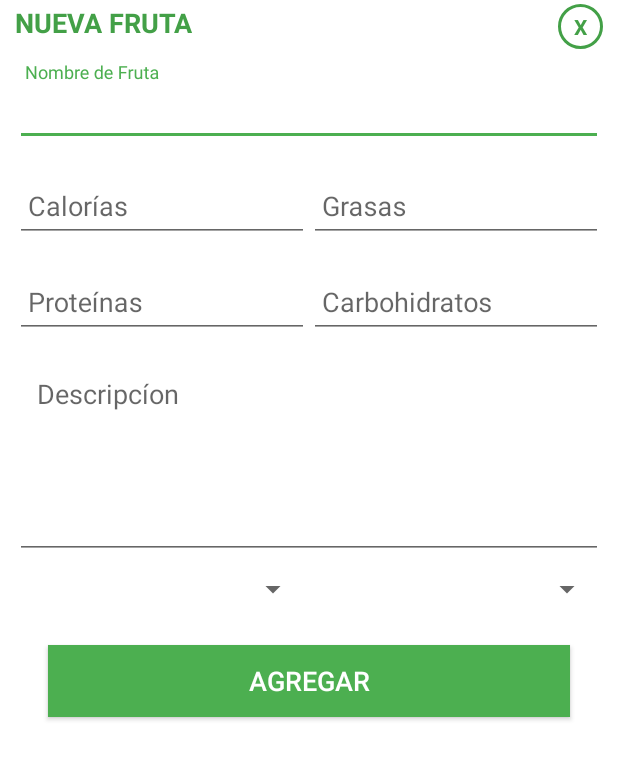
After one commit to HansCordovaGoicochea/appFrutas, an Android app: the layout dialog_fruta.xml on its own in the app's theme, with its tools: preview values and no code run, on a phone screen of 412 x 824 dp. The commit adds this screen. Shown: the top 760 px of the screen. Run offline under Robolectric (Android 15) with nearby library versions, the phone set to English and light mode, and no system bars.

Commit message:
dialog agregar

```diff
--- /dev/null
+++ b/app/src/main/res/drawable/buttonclosestyle.xml
@@ -0,0 +1,4 @@
+<?xml version="1.0" encoding="utf-8"?>
+<shape xmlns:android="http://schemas.android.com/apk/res/android" android:shape="oval">
+    <stroke android:color="@color/primaryColor" android:width="2dp"/>
+</shape>
--- /dev/null
+++ b/app/src/main/res/layout/dialog_fruta.xml
@@ -0,0 +1,226 @@
+<?xml version="1.0" encoding="utf-8"?>
+<ScrollView
+    xmlns:android="http://schemas.android.com/apk/res/android"
+    android:layout_width="fill_parent"
+    android:layout_height="fill_parent"
+    android:fitsSystemWindows="true"
+    android:background="@color/md_white_1000">
+
+    <LinearLayout
+        android:orientation="vertical"
+        android:layout_width="match_parent"
+        android:layout_height="wrap_content"
+        android:paddingTop="1dp"
+        android:paddingLeft="10dp"
+        android:paddingRight="10dp">
+    <LinearLayout
+        android:orientation="horizontal"
+        android:layout_width="match_parent"
+        android:layout_height="wrap_content"
+        android:paddingTop="1dp"
+        android:weightSum="2">
+
+        <TextView
+            android:id="@+id/nuevo"
+            android:layout_width="wrap_content"
+            android:layout_height="30dp"
+            android:layout_gravity="end"
+            android:layout_marginEnd="5dp"
+            android:layout_marginTop="5dp"
+            android:clickable="true"
+            android:foreground="?selectableItemBackgroundBorderless"
+            android:gravity="start"
+            android:text="Nueva Fruta"
+            android:textColor="@color/primaryColor"
+            android:textStyle="bold"
+            android:textAllCaps="true"
+            android:textSize="18sp"
+            android:layout_weight="2"/>
+
+        <TextView
+            android:id="@+id/txtclose"
+            android:layout_width="30dp"
+            android:layout_height="30dp"
+            android:layout_gravity="end"
+            android:layout_marginTop="5dp"
+            android:background="@drawable/buttonclosestyle"
+            android:clickable="true"
+            android:foreground="?selectableItemBackgroundBorderless"
+            android:gravity="center"
+            android:text="X"
+            android:textColor="@color/primaryColor"
+            android:textStyle="bold"/>
+    </LinearLayout>
+
+        <!--<ImageView android:src="@drawable/logomobil"-->
+            <!--android:layout_width="wrap_content"-->
+            <!--android:layout_height="85dp"-->
+            <!--android:layout_marginBottom="3dp"-->
+            <!--android:layout_gravity="center_horizontal" />-->
+
+
+    <android.support.design.widget.TextInputLayout
+        android:layout_width="match_parent"
+        android:layout_height="wrap_content"
+        android:layout_marginTop="3dp"
+        android:layout_marginBottom="3dp">
+
+        <EditText android:id="@+id/input_nombre"
+            android:layout_width="match_parent"
+            android:layout_height="wrap_content"
+            android:inputType="textCapWords"
+            android:textAllCaps="true"
+            android:hint=" Nombre de Fruta" />
+
+    </android.support.design.widget.TextInputLayout>
+
+    <LinearLayout
+        android:orientation="horizontal"
+        android:layout_width="match_parent"
+        android:layout_height="wrap_content"
+        android:paddingTop="1dp"
+        android:weightSum="2">
+
+        <!--  Name Label -->
+        <android.support.design.widget.TextInputLayout
+            android:layout_width="match_parent"
+            android:layout_height="wrap_content"
+            android:layout_marginBottom="3dp"
+            android:layout_marginTop="3dp"
+            android:layout_weight="1">
+
+            <EditText
+                android:id="@+id/input_kcal"
+                android:layout_width="match_parent"
+                android:layout_height="wrap_content"
+                android:hint=" Calorías"
+                android:textAllCaps="true"
+                android:inputType="numberDecimal"
+                android:maxLength="10"/>
+        </android.support.design.widget.TextInputLayout>
+
+        <!--  Name Label -->
+        <android.support.design.widget.TextInputLayout
+            android:layout_width="match_parent"
+            android:layout_height="wrap_content"
+            android:layout_marginTop="3dp"
+            android:layout_marginBottom="3dp"
+            android:layout_weight="1">
+            <EditText android:id="@+id/input_grasas"
+                android:layout_width="match_parent"
+                android:layout_height="wrap_content"
+                android:inputType="numberDecimal"
+                android:textAllCaps="true"
+                android:hint=" Grasas"
+                android:maxLength="20"/>
+        </android.support.design.widget.TextInputLayout>
+
+    </LinearLayout>
+
+
+
+    <LinearLayout
+        android:orientation="horizontal"
+        android:layout_width="match_parent"
+        android:layout_height="wrap_content"
+        android:paddingTop="1dp"
+        android:weightSum="2">
+
+        <!--  Name Label -->
+        <android.support.design.widget.TextInputLayout
+            android:layout_width="match_parent"
+            android:layout_height="wrap_content"
+            android:layout_marginBottom="3dp"
+            android:layout_marginTop="3dp"
+            android:layout_weight="1">
+
+            <EditText
+                android:id="@+id/input_proteinas"
+                android:layout_width="match_parent"
+                android:layout_height="wrap_content"
+                android:hint=" Proteínas"
+                android:textAllCaps="true"
+                android:inputType="numberDecimal"
+                android:maxLength="10"/>
+        </android.support.design.widget.TextInputLayout>
+
+        <!--  Name Label -->
+        <android.support.design.widget.TextInputLayout
+            android:layout_width="match_parent"
+            android:layout_height="wrap_content"
+            android:layout_marginTop="3dp"
+            android:layout_marginBottom="3dp"
+            android:layout_weight="1">
+            <EditText android:id="@+id/input_carbo"
+                android:layout_width="match_parent"
+                android:layout_height="wrap_content"
+                android:inputType="numberDecimal"
+                android:textAllCaps="true"
+                android:hint=" Carbohidratos"
+                android:maxLength="20"/>
+        </android.support.design.widget.TextInputLayout>
+
+    </LinearLayout>
+        <!-- Direccion Label -->
+        <android.support.design.widget.TextInputLayout
+            android:layout_width="match_parent"
+            android:layout_height="wrap_content"
+            android:layout_marginTop="3dp"
+            android:layout_marginBottom="3dp">
+
+            <EditText
+                android:id="@+id/descripcion_txt"
+                android:layout_width="match_parent"
+                android:layout_height="wrap_content"
+                android:layout_marginTop="10dp"
+                android:gravity="start"
+                android:hint=" Descripcíon"
+                android:inputType="textMultiLine"
+                android:lines="5"
+                android:maxLines="10"
+                android:padding="10dp"
+                android:textColor="#000" />
+
+        </android.support.design.widget.TextInputLayout>
+
+
+        <!-- Email Label -->
+        <LinearLayout
+            android:orientation="horizontal"
+            android:layout_width="match_parent"
+            android:layout_height="wrap_content"
+            android:paddingTop="1dp"
+            android:weightSum="2">
+
+            <Spinner
+                android:id="@+id/primer_mes"
+                android:layout_width="match_parent"
+                android:layout_height="wrap_content"
+                android:layout_marginTop="3dp"
+                android:layout_marginBottom="3dp"
+                android:layout_weight="1"/>
+
+            <Spinner
+                android:id="@+id/ultimo_mes"
+                android:layout_width="match_parent"
+                android:layout_height="wrap_content"
+                android:layout_marginTop="3dp"
+                android:layout_marginBottom="3dp"
+                android:layout_weight="1"/>
+
+
+        </LinearLayout>
+
+        <!-- Signup Button -->
+        <android.support.v7.widget.AppCompatButton
+            android:id="@+id/agregar_fruta"
+            android:layout_width="fill_parent"
+            android:layout_height="wrap_content"
+            android:layout_margin="22dp"
+            android:background="@color/accentColor"
+            android:textColor="#fff"
+            android:textSize="18sp"
+            android:text="Agregar"/>
+
+    </LinearLayout>
+</ScrollView>
--- a/app/src/main/res/layout/nav_header_main.xml
+++ b/app/src/main/res/layout/nav_header_main.xml
@@ -13,7 +13,7 @@
     android:theme="@style/ThemeOverlay.AppCompat.Dark">
 
     <ImageView
-        android:id="@+id/imageView"
+        android:id="@+id/logo_app"
         android:layout_width="wrap_content"
         android:layout_height="wrap_content"
         android:layout_gravity="center"
@@ -22,6 +22,7 @@
         app:srcCompat="@mipmap/ic_launcher_round" />
 
     <TextView
+        android:id="@+id/mes_actual"
         android:layout_width="match_parent"
         android:layout_height="wrap_content"
         android:paddingTop="@dimen/nav_header_vertical_spacing"
```
Also changed, not shown: app/src/main/java/tesis/frutas/com/appfrutas/ActividadPrincipal.java (+92 -36 lines), app/src/main/java/tesis/frutas/com/appfrutas/Adapters/FrutasAdapter.java (+36 -2 lines), app/src/main/java/tesis/frutas/com/appfrutas/Fragmentos/FragmentFrutas.java (+89 -1 lines), app/src/main/java/tesis/frutas/com/appfrutas/utils/Utils.java (added, +57 -0 lines), app/src/main/res/menu/menu_main.xml (added, +21 -0 lines), app/src/main/res/drawable/calendar_alerta.png (added), app/src/main/res/drawable/calendar_no.png (added), app/src/main/res/drawable/calendar_ok.png (added), app/src/main/res/drawable/ic_search.png (added).
